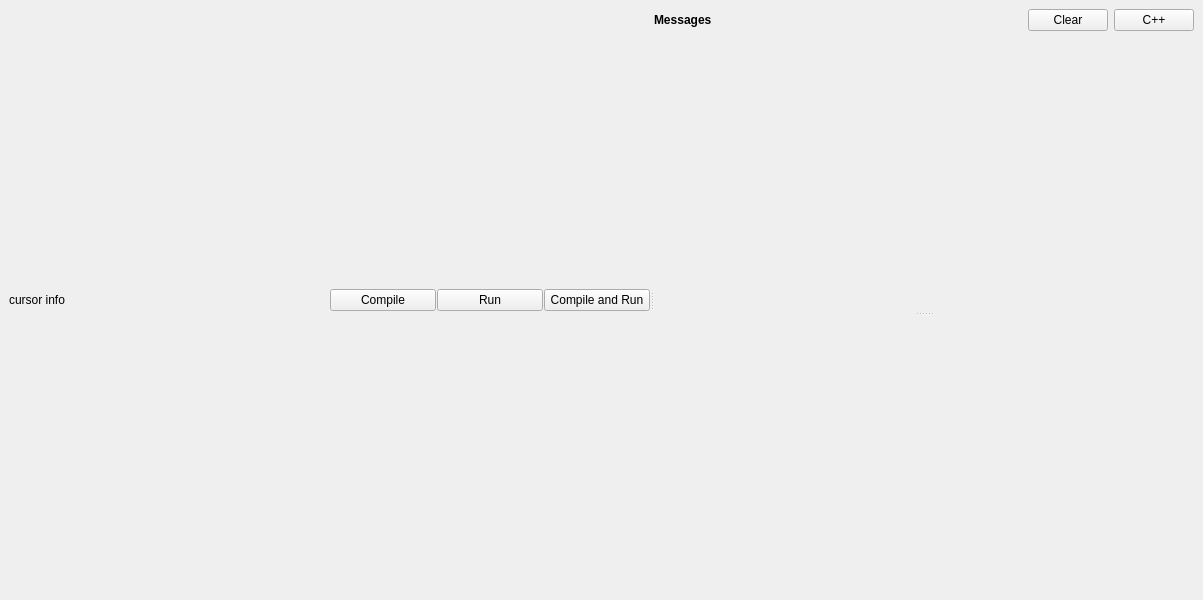
Qt form ui/mainwindow.ui (cpeditor/cpeditor) before a commit.
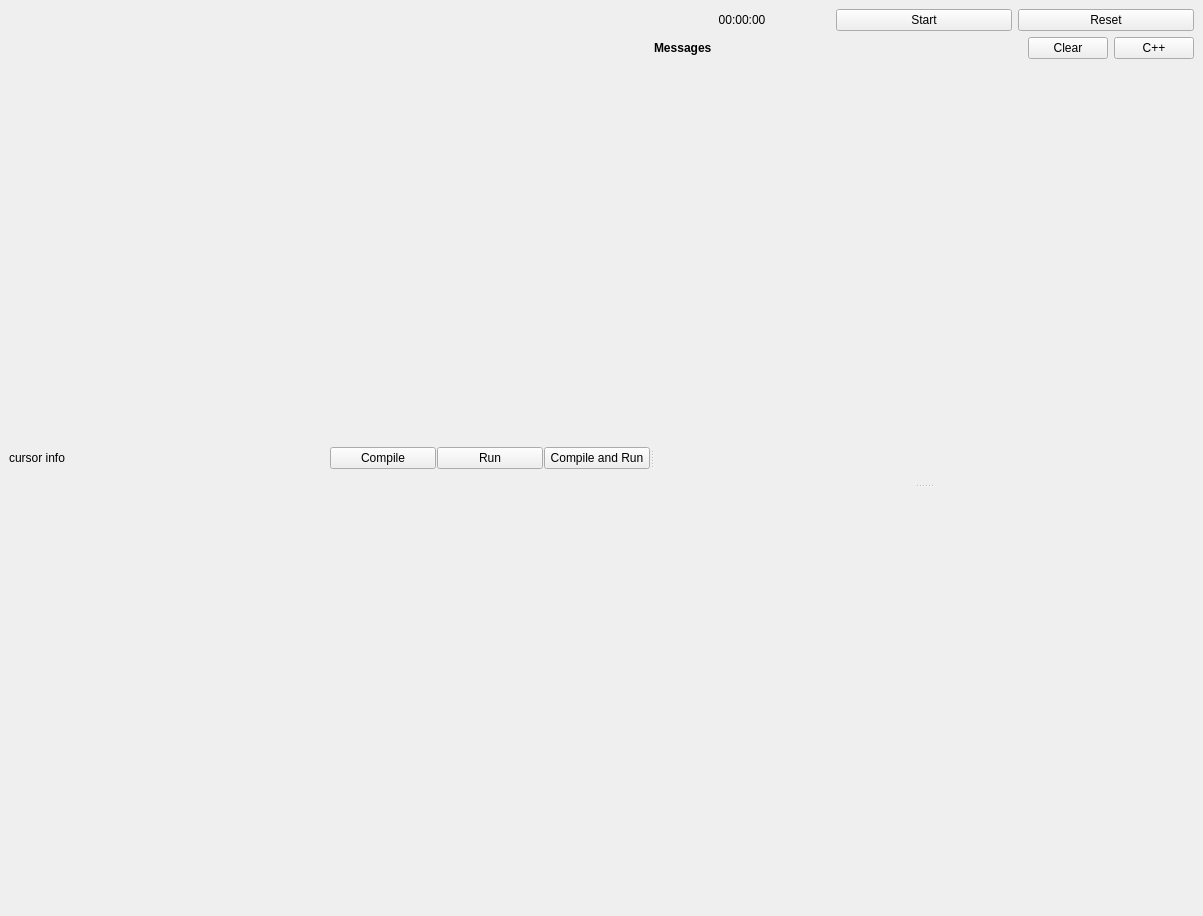
The same form after that commit.

Commit message: Add stopwatch in right panel

What changed in the file:
```diff
--- a/ui/mainwindow.ui
+++ b/ui/mainwindow.ui
@@ -7,7 +7,7 @@
     <x>0</x>
     <y>0</y>
     <width>1203</width>
-    <height>600</height>
+    <height>916</height>
    </rect>
   </property>
   <property name="windowTitle">
@@ -80,6 +80,37 @@
        <layout class="QVBoxLayout" name="rightPane">
         <item>
          <layout class="QVBoxLayout" name="inputOutputArea">
+          <item>
+           <layout class="QHBoxLayout" name="stopWatchLayout">
+            <item>
+             <widget class="QLabel" name="stopwatch">
+              <property name="text">
+               <string>00:00:00</string>
+              </property>
+              <property name="textFormat">
+               <enum>Qt::MarkdownText</enum>
+              </property>
+              <property name="alignment">
+               <set>Qt::AlignCenter</set>
+              </property>
+             </widget>
+            </item>
+            <item>
+             <widget class="QPushButton" name="stopwatchStartStopButton">
+              <property name="text">
+               <string>Start</string>
+              </property>
+             </widget>
+            </item>
+            <item>
+             <widget class="QPushButton" name="stopwatchResetButton">
+              <property name="text">
+               <string>Reset</string>
+              </property>
+             </widget>
+            </item>
+           </layout>
+          </item>
           <item>
            <layout class="QHBoxLayout" name="inputOutputActions">
             <item>
```
The commit also changes 5 other files.
